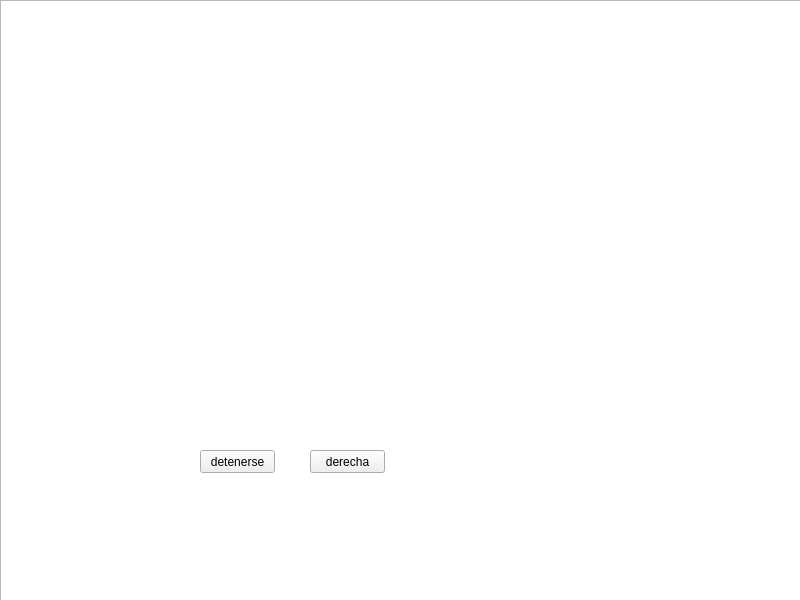
CristianMartinezD/ComandosParaInterfazGrafica, file interfaz.ui: the form before one commit.
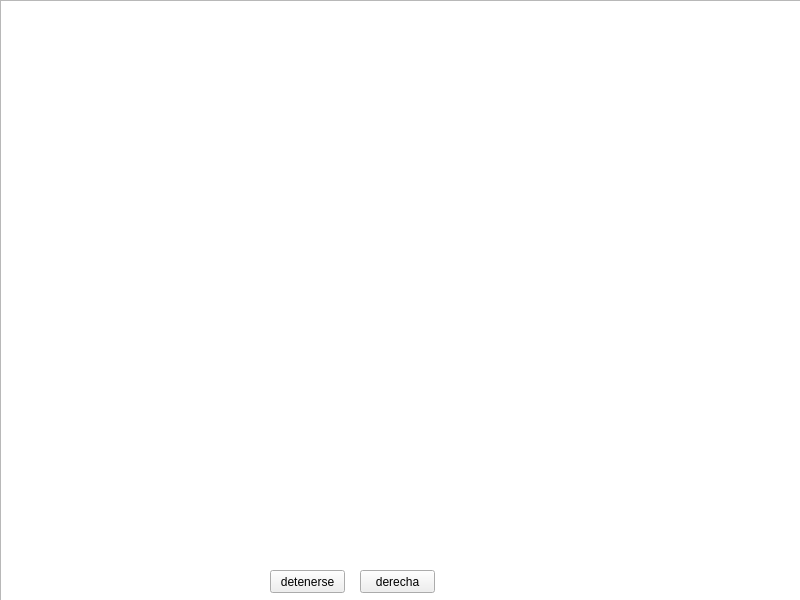
The form after the commit.

Commit message: Le di movimiento con las teclas de teclado a los objetos

```diff
--- a/interfaz.ui
+++ b/interfaz.ui
@@ -30,8 +30,8 @@
    <widget class="QPushButton" name="detenerse">
     <property name="geometry">
      <rect>
-      <x>200</x>
-      <y>450</y>
+      <x>270</x>
+      <y>570</y>
       <width>75</width>
       <height>23</height>
      </rect>
@@ -43,8 +43,8 @@
    <widget class="QPushButton" name="derecha">
     <property name="geometry">
      <rect>
-      <x>310</x>
-      <y>450</y>
+      <x>360</x>
+      <y>570</y>
       <width>75</width>
       <height>23</height>
      </rect>
```
The commit also changes 2 other files.
